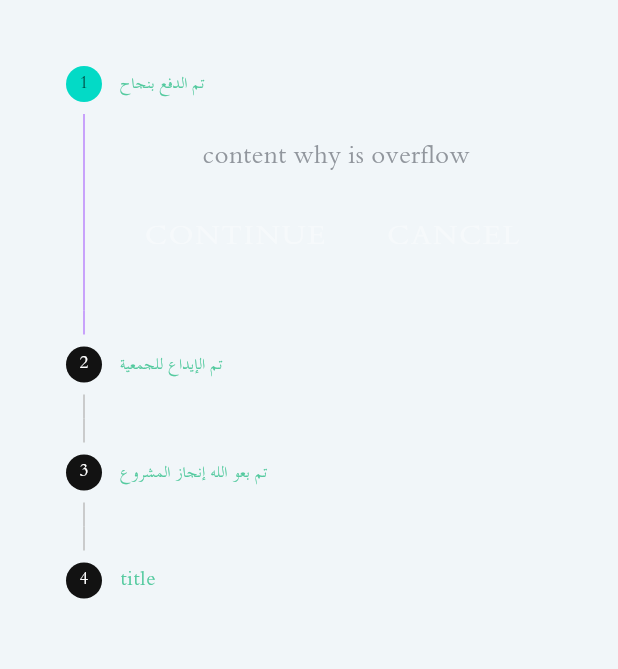
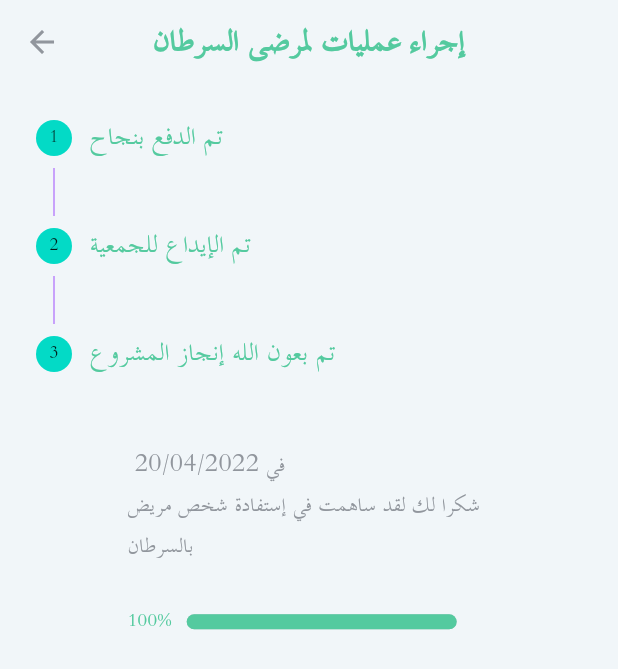
Before and after one commit to Atou4/sahim, a Flutter app: the TrackingDonationPage screen opened directly, on a phone screen of 412 x 824 dp. Shown: the top 669 px of the screen. Run offline on Flutter 3.47's test engine with Material 2 defaults, Android fonts, the phone set to English and light mode, and no system bars; drawn by our look-alikes of percent_indicator; our stand-ins replace flutter_svg.

Commit message:
update home

```diff
--- a/lib/screens/home/home_page.dart
+++ b/lib/screens/home/home_page.dart
@@ -1,6 +1,9 @@
+import 'package:flutter/cupertino.dart';
 import 'package:flutter/material.dart';
+import 'package:sahim/screens/my_donation/tracking_donation_page.dart';
+import 'package:sahim/theme/colors.dart';
+import 'package:sahim/theme/sahim_icons.dart';
 import '../../widgets/project_card_widget.dart';
-
 
 class HomePage extends StatelessWidget {
   const HomePage({Key? key}) : super(key: key);
@@ -11,9 +14,23 @@ class HomePage extends StatelessWidget {
     return Directionality(
       textDirection: TextDirection.rtl,
       child: Scaffold(
+        appBar: AppBar(
+          leading: FittedBox(child: Padding(
+            padding: const EdgeInsets.all(15.0),
+            child: Image.asset("assets/img/logo_tmp.png"),
+          )),
+          actions: [
+            IconButton(
+              onPressed: () {
+                Navigator.push(context, MaterialPageRoute(builder: (context)=>TrackingDonationPage()));
+              },
+              icon: const Icon(SahimIcons.happiness__smile__kindness__love_1,color: SahimColors.orange,size: 40,),
+            )
+          ],
+        ),
         body: SafeArea(
             child: Stack(
-            children:[
+          children: [
             Positioned(
               bottom: -40,
               left: -20,
@@ -30,8 +47,8 @@ class HomePage extends StatelessWidget {
                 width: size.width * 0.5,
               ),
             ),
-              ListView(
-            children: <Widget>[ Padding(
+            ListView(children: <Widget>[
+              Padding(
                 padding: const EdgeInsets.symmetric(horizontal: 20.0),
                 child: Column(
                   mainAxisAlignment: MainAxisAlignment.start,
@@ -40,7 +57,6 @@ class HomePage extends StatelessWidget {
                     SizedBox(
                       height: size.height * 0.03,
                     ),
-
                     Row(
                       crossAxisAlignment: CrossAxisAlignment.start,
                       children: [
@@ -62,17 +78,43 @@ class HomePage extends StatelessWidget {
                       child: ListView(
                         scrollDirection: Axis.horizontal,
                         children: const [
-                        ProjectCardWidget(imgUrl: 'assets/img/people-sharing-some-dried-dates.jpg', projectName: 'إفطار الصائم', orgName: "جمعية الأمل",restToDonatePercentage: 70,),
-                        ProjectCardWidget(imgUrl: 'assets/img/old_man.jpeg',projectName:  'إعانة كبار السن',orgName: "جمعية دار الرحمة", restToDonatePercentage:51,),
-                        ProjectCardWidget(imgUrl: 'assets/img/homeless-people.jpg', projectName: 'مشروع إواء المحتاجين',orgName: "جمعية الأمل", restToDonatePercentage: 34,),
-                        ProjectCardWidget(imgUrl: 'assets/img/down-syndrome-painting.jpg', projectName: 'عناية أطفال متلازمة داون',orgName: "إنسان", restToDonatePercentage: 14,),
+                          ProjectCardWidget(
+                            imgUrl:
+                                'assets/img/people-sharing-some-dried-dates.jpg',
+                            projectName: 'إفطار الصائم',
+                            orgName: "جمعية الأمل",
+                            restToDonatePercentage: 70,
+                          ),
+                          ProjectCardWidget(
+                            imgUrl: 'assets/img/old_man.jpeg',
+                            projectName: 'إعانة كبار السن',
+                            orgName: "جمعية دار الرحمة",
+                            restToDonatePercentage: 51,
+                          ),
+                          ProjectCardWidget(
+                            imgUrl: 'assets/img/homeless-people.jpg',
+                            projectName: 'مشروع إواء المحتاجين',
+                            orgName: "جمعية الأمل",
+                            restToDonatePercentage: 34,
+                          ),
+                          ProjectCardWidget(
+                            imgUrl: 'assets/img/down-syndrome-painting.jpg',
+                            projectName: 'عناية أطفال متلازمة داون',
+                            orgName: "إنسان",
+                            restToDonatePercentage: 14,
+                          ),
                         ],
                       ),
                     ),
                     SizedBox(
-                  height: size.height * 0.03,),
-                 const Center(child:  Image(height: 100,width:300, image: AssetImage('assets/pics/ahsino_ayah.png'),)),
-
+                      height: size.height * 0.03,
+                    ),
+                    const Center(
+                        child: Image(
+                      height: 100,
+                      width: 300,
+                      image: AssetImage('assets/pics/ahsino_ayah.png'),
+                    )),
                     Row(
                       crossAxisAlignment: CrossAxisAlignment.start,
                       children: [
@@ -91,7 +133,6 @@ class HomePage extends StatelessWidget {
                     SizedBox(
                       height: size.height * 0.03,
                     ),
-
                     Row(
                       crossAxisAlignment: CrossAxisAlignment.start,
                       children: [
@@ -110,10 +151,9 @@ class HomePage extends StatelessWidget {
                   ],
                 ),
               ),
-            ]
-          ),
-            ],)
-        ),
+            ]),
+          ],
+        )),
       ),
     );
   }
--- a/lib/screens/my_donation/tracking_donation_page.dart
+++ b/lib/screens/my_donation/tracking_donation_page.dart
@@ -1,4 +1,8 @@
 import 'package:flutter/material.dart';
+import 'package:percent_indicator/linear_percent_indicator.dart';
+
+import '../../theme/colors.dart';
+import '../../widgets/main_button.dart';
 
 class TrackingDonationPage extends StatefulWidget {
   const TrackingDonationPage({Key? key}) : super(key: key);
@@ -8,27 +12,132 @@ class TrackingDonationPage extends StatefulWidget {
 }
 
 class _TrackingDonationPageState extends State<TrackingDonationPage> {
+  int _currentTrack = 2;
+  Color activeStepColor = SahimColors.green;
 
-  int _currentTrack = 0;
+  Step _buildTrackStep({
+    bool isActive = false,
+    required String title,
+    required Widget content,
+  }) {
+    return Step(
+        title: Text(
+          title,
+          style: Theme.of(context)
+              .textTheme
+              .headline6
+              ?.copyWith(color: isActive ? activeStepColor : Colors.grey),
+        ),
+        isActive: isActive,
+        content: content);
+  }
 
   @override
   Widget build(BuildContext context) {
     return Scaffold(
+      appBar: AppBar(
+        automaticallyImplyLeading: true,
+        centerTitle: true,
+        foregroundColor: SahimColors.grey1,
+        title: Text(
+          "إجراء عمليات لمرضى السرطان",
+          style: Theme.of(context).textTheme.headline4,
+        ),
+      ),
       body: SafeArea(
-        child: Container(
-          margin: EdgeInsets.all(20),
-          child: Stepper(
-            currentStep: _currentTrack,
-            steps: const [
-              Step(title: Text("تم الدفع بنجاح"), content: Text("content why is overflow"),isActive: true),
-              Step(title: Text("تم الإيداع للجمعية"), content: Text("content"),isActive: false),
-              Step(title: Text("تم بعو الله إنجاز المشروع"), content: Text(""),isActive: false),
-              Step(title: Text("title"), content: Text("content"),isActive: false),
-            ],
-            onStepTapped: (_){
-
-            },
-          ),
+        child: Stepper(
+          margin: const EdgeInsets.symmetric(horizontal: 15),
+          currentStep: _currentTrack,
+          steps: [
+            _buildTrackStep(
+              isActive: true,
+              title: "تم الدفع بنجاح",
+              content: Container(
+                padding: const EdgeInsets.all(25),
+                child: Column(
+                  crossAxisAlignment: CrossAxisAlignment.start,
+                  children: [
+                    const Text(" لقد قمت بالتبرع بمبلغ ${500} دج"),
+                    const Text(" في ${"20/04/2022"}"),
+                    const Text(" المبلغ المتبقي جمعه ${30000} دج"),
+                    Row(
+                      children: [
+                        const Text(
+                          "${50}%",
+                          style:
+                              TextStyle(color: SahimColors.green, fontSize: 13),
+                        ),
+                        LinearPercentIndicator(
+                          barRadius: const Radius.circular(10),
+                          width: 200,
+                          percent: 0.5,
+                          lineHeight: 10,
+                          progressColor: SahimColors.green,
+                        ),
+                      ],
+                    ),
+                    Padding(
+                      padding: const EdgeInsets.all(8.0),
+                      child: MainButton(
+                        text: "تبرع بالمزيد",
+                        onpressed: () {},
+                        textcolor: SahimColors.white,
+                        buttoncolor: SahimColors.green,
+                        bordercolor: SahimColors.green,
+                        borderRadius: 10,
+                        height: 36,
+                        width: 85,
+                      ),
+                    ),
+                    const Text(
+                        "عند جمع المبلغ المتفق عليه من عند الجمعية سنقوم بإرسال المال إلى الجمعية"),
+                  ],
+                ),
+              ),
+            ),
+            _buildTrackStep(
+              isActive: true,
+              title: "تم الإيداع للجمعية",
+              content: Container(
+                padding: const EdgeInsets.all(25),
+                child: const Text(
+                    "جاري تنفيذ المشروع من قبل الجمعية سنعلمك عند إنتهاء المشروع"),
+              ),
+            ),
+            _buildTrackStep(
+              isActive: true,
+              title: "تم بعون الله إنجاز المشروع",
+              content: Container(
+                padding: const EdgeInsets.all(25),
+                child: Column(
+                  crossAxisAlignment: CrossAxisAlignment.start,
+                  children: [
+                    const Text(" في ${"20/04/2022"}"),
+                    const Text(
+                        "شكرا لك لقد ساهمت في إستفادة شخص مريض بالسرطان"),
+                    const Text(""),
+                    Row(
+                      children: [
+                        Text(
+                          "${100.toInt()}%",
+                          style: const TextStyle(
+                              color: SahimColors.green, fontSize: 13),
+                        ),
+                        LinearPercentIndicator(
+                          barRadius: const Radius.circular(10),
+                          width: 200,
+                          percent: 1,
+                          lineHeight: 10,
+                          progressColor: SahimColors.green,
+                        ),
+                      ],
+                    ),
+                  ],
+                ),
+              ),
+            ),
+          ],
+          onStepTapped: (_) {},
         ),
       ),
     );
--- a/lib/theme/launcher.dart
+++ b/lib/theme/launcher.dart
@@ -1,9 +1,6 @@
-
-
 import 'package:flutter/material.dart';
 import 'package:sahim/screens/bottom_nav.dart';
 import 'package:sahim/screens/home/home_page.dart';
-import 'package:sahim/screens/my_donation/tracking_donation_page.dart';
 import 'package:sahim/screens/onboarding_pages.dart';
 
 import 'theme_provider.dart';
@@ -22,7 +19,7 @@ class Launcher extends StatelessWidget {
       themeMode:ThemeMode.system ,
       home: const Directionality(
         textDirection: TextDirection.rtl,
-        child:  TrackingDonationPage()),
+        child:  Onboard()),
     );
   }
 }
```
Also changed, not shown: assets/img/logo_tmp.png (added). Lines whose indentation alone changed are shown as unchanged.
